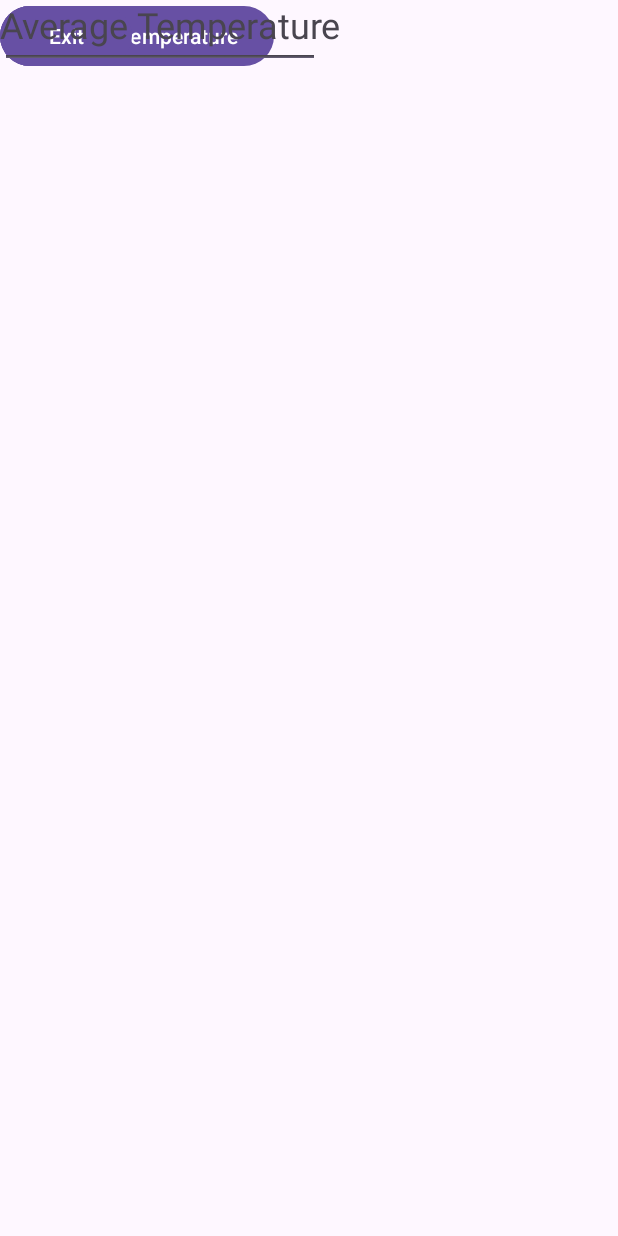
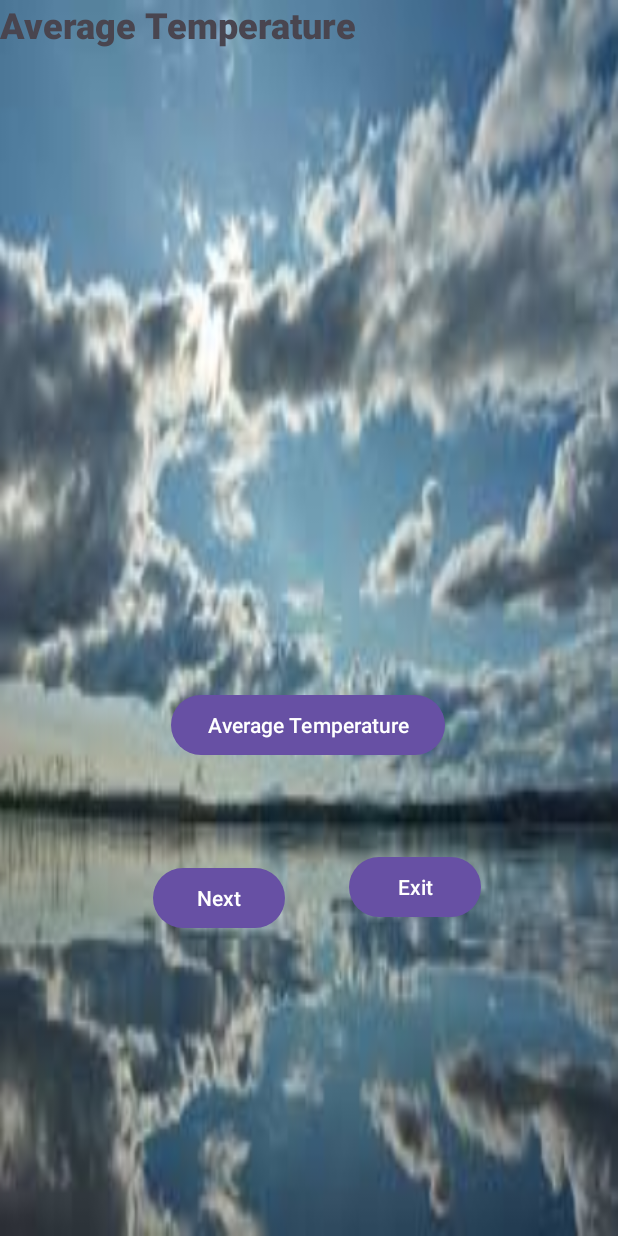
Before and after one commit to ST10458337/ST10458337_IMAD5112_PRACTICUM, an Android app: the layout mainscreen.xml on its own in the app's theme, with its tools: preview values and no code run, on a phone screen of 412 x 824 dp. Run offline under Robolectric (Android 15) with nearby library versions, the phone set to English and light mode, and no system bars.

Commit message:
fourth commit

```diff
--- a/app/src/main/java/com/example/st10458337_imad5112_practicum/MainActivity.kt
+++ b/app/src/main/java/com/example/st10458337_imad5112_practicum/MainActivity.kt
@@ -15,8 +15,8 @@ class MainActivity : AppCompatActivity() {
         val closeSplash = findViewById<Button>(R.id.btnSplashExit)
 
         getStarted.setOnClickListener {
-            val next = Intent(this, MainScreen::class.java)
-            startActivity(next)
+            val nextPage1 = Intent(this, MainScreen::class.java)
+            startActivity(nextPage1)
         }
         closeSplash.setOnClickListener {
             exitProcess(0)
--- a/app/src/main/java/com/example/st10458337_imad5112_practicum/MainScreen.kt
+++ b/app/src/main/java/com/example/st10458337_imad5112_practicum/MainScreen.kt
@@ -24,8 +24,8 @@ class MainScreen : AppCompatActivity() {
         val exitMain = findViewById<Button>(R.id.btnExitMain)
 
         moveToDetail.setOnClickListener {
-            val nextPage = Intent(this, DetailView::class.java)
-            startActivity(nextPage)
+            val nextPage2 = Intent(this, DetailView::class.java)
+            startActivity(nextPage2)
         }
 
         calcAverage = findViewById(R.id.btnAverage)
@@ -34,7 +34,7 @@ class MainScreen : AppCompatActivity() {
 
         calcAverage.setOnClickListener {
             averageTemperature()
-            averageAndDays.text = "$days"
+            averageAndDays.text = "$days" + "${averageTemperature()}"
         }
 
         exitMain.setOnClickListener {
--- a/app/src/main/res/layout/mainscreen.xml
+++ b/app/src/main/res/layout/mainscreen.xml
@@ -1,62 +1,70 @@
 <?xml version="1.0" encoding="utf-8"?>
 <androidx.constraintlayout.widget.ConstraintLayout xmlns:android="http://schemas.android.com/apk/res/android"
+    xmlns:app="http://schemas.android.com/apk/res-auto"
     xmlns:tools="http://schemas.android.com/tools"
     android:layout_width="match_parent"
-    android:layout_height="match_parent">
+    android:layout_height="match_parent"
+    android:background="@drawable/mainscreen">
 
     <Button
         android:id="@+id/btnNext"
         android:layout_width="wrap_content"
         android:layout_height="wrap_content"
+        android:layout_marginStart="112dp"
+        android:layout_marginEnd="21dp"
+        android:layout_marginBottom="175dp"
         android:text="Next"
-        tools:layout_editor_absoluteX="112dp"
-        tools:layout_editor_absoluteY="493dp" />
+        app:layout_constraintBottom_toBottomOf="parent"
+        app:layout_constraintEnd_toStartOf="@+id/btnExitMain"
+        app:layout_constraintStart_toStartOf="parent"
+        app:layout_constraintTop_toBottomOf="@+id/btnAverage" />
 
     <Button
         android:id="@+id/btnAverage"
         android:layout_width="wrap_content"
         android:layout_height="wrap_content"
+        android:layout_marginStart="112dp"
+        android:layout_marginTop="49dp"
+        android:layout_marginEnd="113dp"
+        android:layout_marginBottom="42dp"
         android:text="Average Temperature"
-        tools:layout_editor_absoluteX="112dp"
-        tools:layout_editor_absoluteY="403dp" />
+        app:layout_constraintBottom_toTopOf="@+id/btnNext"
+        app:layout_constraintEnd_toEndOf="parent"
+        app:layout_constraintStart_toStartOf="parent"
+        app:layout_constraintTop_toBottomOf="@+id/txtDisplay" />
 
     <Button
         android:id="@+id/btnExitMain"
         android:layout_width="wrap_content"
         android:layout_height="wrap_content"
+        android:layout_marginStart="21dp"
+        android:layout_marginTop="17dp"
+        android:layout_marginEnd="102dp"
+        android:layout_marginBottom="166dp"
         android:text="Exit"
-        tools:layout_editor_absoluteX="221dp"
-        tools:layout_editor_absoluteY="493dp" />
+        app:layout_constraintBottom_toBottomOf="parent"
+        app:layout_constraintEnd_toEndOf="parent"
+        app:layout_constraintStart_toEndOf="@+id/btnNext"
+        app:layout_constraintTop_toBottomOf="@+id/btnAverage" />
 
     <TextView
         android:id="@+id/txtDisplay"
         android:layout_width="178dp"
         android:layout_height="82dp"
-        tools:layout_editor_absoluteX="116dp"
-        tools:layout_editor_absoluteY="272dp" />
-
-    <EditText
-        android:id="@+id/edtMinTemp"
-        android:layout_width="wrap_content"
-        android:layout_height="wrap_content"
-        android:ems="10"
-        android:inputType="text"
-        tools:layout_editor_absoluteX="98dp"
-        tools:layout_editor_absoluteY="107dp" />
-
-    <EditText
-        android:id="@+id/edtMaxTemp"
-        android:layout_width="wrap_content"
-        android:layout_height="wrap_content"
-        android:ems="10"
-        android:inputType="text"
-        tools:layout_editor_absoluteX="99dp"
-        tools:layout_editor_absoluteY="176dp" />
+        android:layout_marginStart="116dp"
+        android:layout_marginTop="194dp"
+        android:layout_marginEnd="117dp"
+        android:layout_marginBottom="49dp"
+        app:layout_constraintBottom_toTopOf="@+id/btnAverage"
+        app:layout_constraintEnd_toEndOf="parent"
+        app:layout_constraintStart_toStartOf="parent"
+        app:layout_constraintTop_toBottomOf="@+id/textView6" />
 
     <TextView
         android:id="@+id/textView6"
         android:layout_width="wrap_content"
         android:layout_height="wrap_content"
+        android:fontFamily="sans-serif-black"
         android:text="Average Temperature"
         android:textSize="24sp"
         tools:layout_editor_absoluteX="92dp"
```
Also changed, not shown: app/src/main/java/com/example/st10458337_imad5112_practicum/DetailView.kt (+8 -0 lines), app/src/main/res/layout/activity_main.xml (+15 -1 lines), app/src/main/res/layout/detailview.xml (+15 -5 lines), app/src/main/res/drawable/mainscreen.jpg (added), app/src/main/res/drawable/weather_image.jpg (added).
